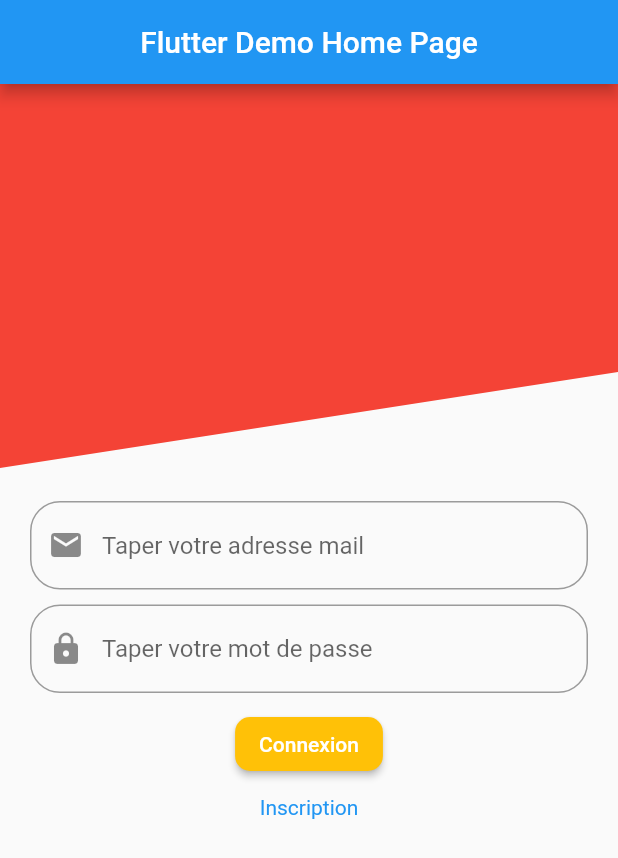
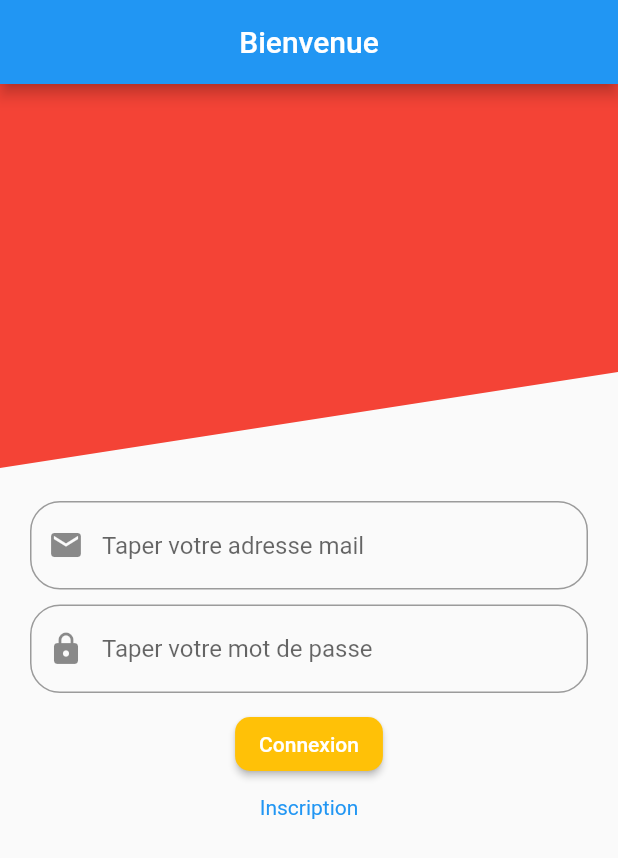
Before and after one commit to hichamrox/IPSSI_FLUTTER_FIREBASE, a Flutter app: the screen it shows after launch, on a phone screen of 412 x 824 dp. Shown: the top 858 px of the screen. Run offline on Flutter 3.47's test engine with Material 2 defaults, Android fonts, the phone set to English and light mode, and no system bars; our stand-ins replace cloud_firestore, file_picker, firebase_auth, firebase_core, firebase_storage; accounts and stored records are empty.

Commit message:
lest commit

```diff
--- a/lib/fonctions/firestoreHelper.dart
+++ b/lib/fonctions/firestoreHelper.dart
@@ -28,6 +28,10 @@ class FirestoreHelper {
   Future connect(String mail, String password) async {
     UserCredential resultat =
         await auth.signInWithEmailAndPassword(email: mail, password: password);
+  }
+
+  Future disconnect() async {
+    await auth.signOut();
   }
 
   //Méthode pour enregistrer dans la base de donnée
--- a/lib/main.dart
+++ b/lib/main.dart
@@ -33,7 +33,7 @@ class MyApp extends StatelessWidget {
         // is not restarted.
         primarySwatch: Colors.blue,
       ),
-      home: const MyHomePage(title: 'Flutter Demo Home Page'),
+      home: const MyHomePage(title: 'Bienvenue'),
       debugShowCheckedModeBanner: false,
     );
   }
```
Also changed, not shown: lib/chatPage.dart (+6 -1 lines), lib/widgets/myDrawer.dart (+14 -1 lines).
